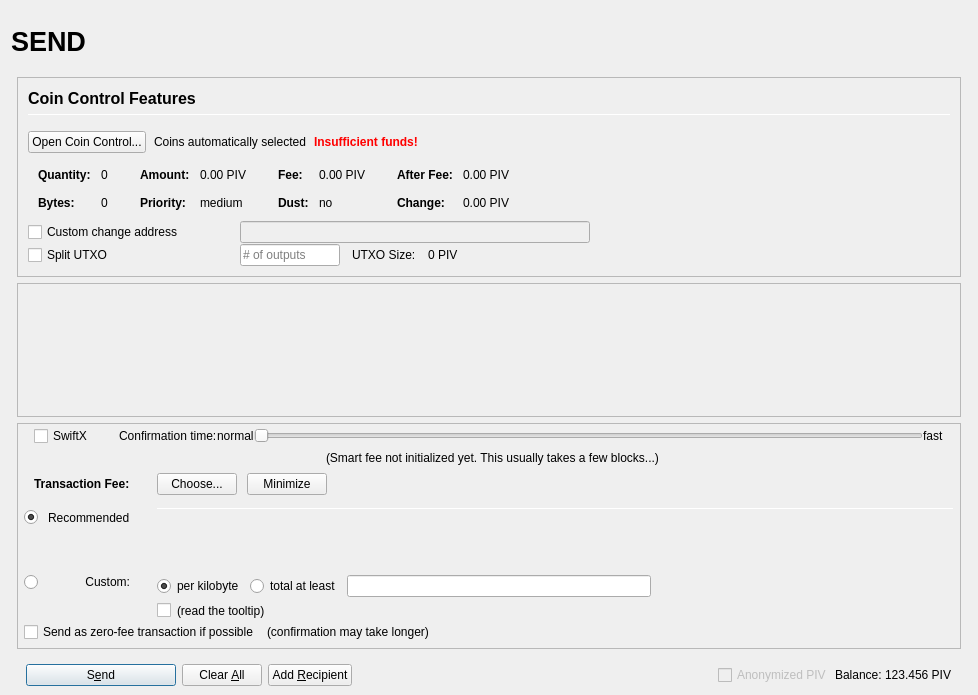
Old version of the form src/qt/forms/sendcoinsdialog.ui in the repository dogecash/dogecash-old.
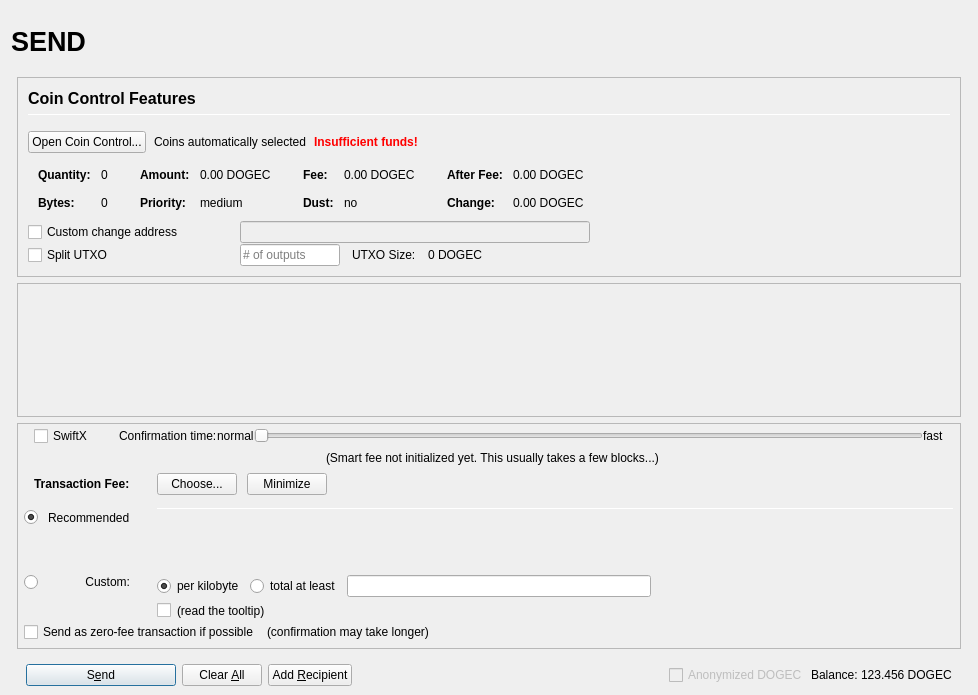
New version of the form. Icons and pictures are not drawn. Custom widgets are drawn as their Qt base class.

Commit message: PIV To DOGEC

```diff
--- a/src/qt/forms/sendcoinsdialog.ui
+++ b/src/qt/forms/sendcoinsdialog.ui
@@ -457,7 +457,7 @@
                         <enum>Qt::ActionsContextMenu</enum>
                        </property>
                        <property name="text">
-                        <string notr="true">0.00 PIV</string>
+                        <string notr="true">0.00 DOGEC</string>
                        </property>
                        <property name="textInteractionFlags">
                         <set>Qt::LinksAccessibleByMouse|Qt::TextSelectableByKeyboard|Qt::TextSelectableByMouse</set>
@@ -537,7 +537,7 @@
                         <enum>Qt::ActionsContextMenu</enum>
                        </property>
                        <property name="text">
-                        <string notr="true">0.00 PIV</string>
+                        <string notr="true">0.00 DOGEC</string>
                        </property>
                        <property name="textInteractionFlags">
                         <set>Qt::LinksAccessibleByMouse|Qt::TextSelectableByKeyboard|Qt::TextSelectableByMouse</set>
@@ -617,7 +617,7 @@
                         <enum>Qt::ActionsContextMenu</enum>
                        </property>
                        <property name="text">
-                        <string notr="true">0.00 PIV</string>
+                        <string notr="true">0.00 DOGEC</string>
                        </property>
                        <property name="textInteractionFlags">
                         <set>Qt::LinksAccessibleByMouse|Qt::TextSelectableByKeyboard|Qt::TextSelectableByMouse</set>
@@ -646,7 +646,7 @@
                         <enum>Qt::ActionsContextMenu</enum>
                        </property>
                        <property name="text">
-                        <string notr="true">0.00 PIV</string>
+                        <string notr="true">0.00 DOGEC</string>
                        </property>
                        <property name="textInteractionFlags">
                         <set>Qt::LinksAccessibleByMouse|Qt::TextSelectableByKeyboard|Qt::TextSelectableByMouse</set>
@@ -813,7 +813,7 @@
                 <item>
                  <widget class="QLabel" name="labelBlockSize">
                   <property name="text">
-                   <string>0 PIV</string>
+                   <string>0 DOGEC</string>
                   </property>
                  </widget>
                 </item>
@@ -1651,7 +1651,7 @@
                 <bool>false</bool>
                </property>
                <property name="text">
-                <string>Anonymized PIV</string>
+                <string>Anonymized DOGEC</string>
                </property>
               </widget>
              </item>
@@ -1674,7 +1674,7 @@
                 <cursorShape>IBeamCursor</cursorShape>
                </property>
                <property name="text">
-                <string notr="true">123.456 PIV</string>
+                <string notr="true">123.456 DOGEC</string>
                </property>
                <property name="textInteractionFlags">
                 <set>Qt::LinksAccessibleByMouse|Qt::TextSelectableByKeyboard|Qt::TextSelectableByMouse</set>
```
Left out of the diff: 2 changed lines with no effect on the pictures. The commit also changes 18 other files.
